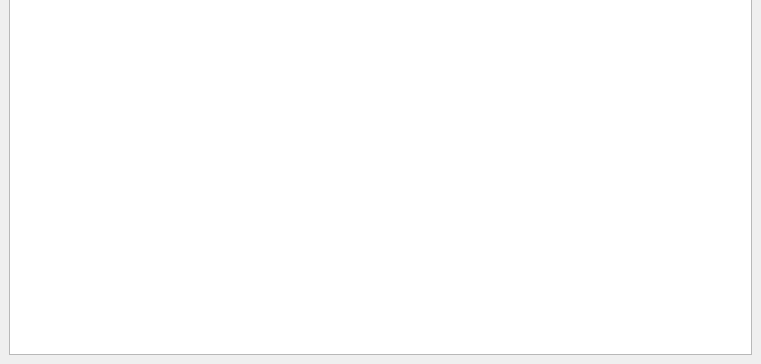
Above: parallel_line_construction_dockwidget_base.ui from stdonn/ParallelLineConstruction before the change; both pictures show x 0 to 761 and y 329 to 693 of the 761 by 693 pixel window. Below: the same form after it.
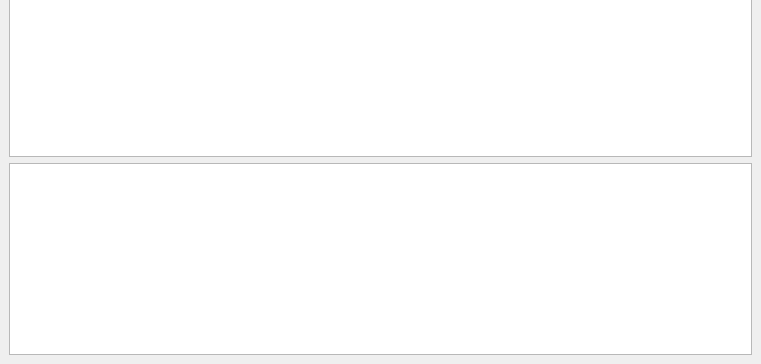
That is the form after the change.

Commit message: implemented TableView and moved test files to DelegateTestData

```diff
--- a/parallel_line_construction_dockwidget_base.ui
+++ b/parallel_line_construction_dockwidget_base.ui
@@ -50,6 +50,28 @@
       </property>
      </widget>
     </item>
+    <item>
+     <widget class="QTableView" name="table_view">
+      <property name="sizePolicy">
+       <sizepolicy hsizetype="MinimumExpanding" vsizetype="Fixed">
+        <horstretch>0</horstretch>
+        <verstretch>0</verstretch>
+       </sizepolicy>
+      </property>
+      <property name="editTriggers">
+       <set>QAbstractItemView::DoubleClicked|QAbstractItemView::SelectedClicked</set>
+      </property>
+      <property name="selectionMode">
+       <enum>QAbstractItemView::SingleSelection</enum>
+      </property>
+      <property name="selectionBehavior">
+       <enum>QAbstractItemView::SelectRows</enum>
+      </property>
+      <property name="showGrid">
+       <bool>false</bool>
+      </property>
+     </widget>
+    </item>
    </layout>
   </widget>
  </widget>
```
The commit also changes 18 other files.
